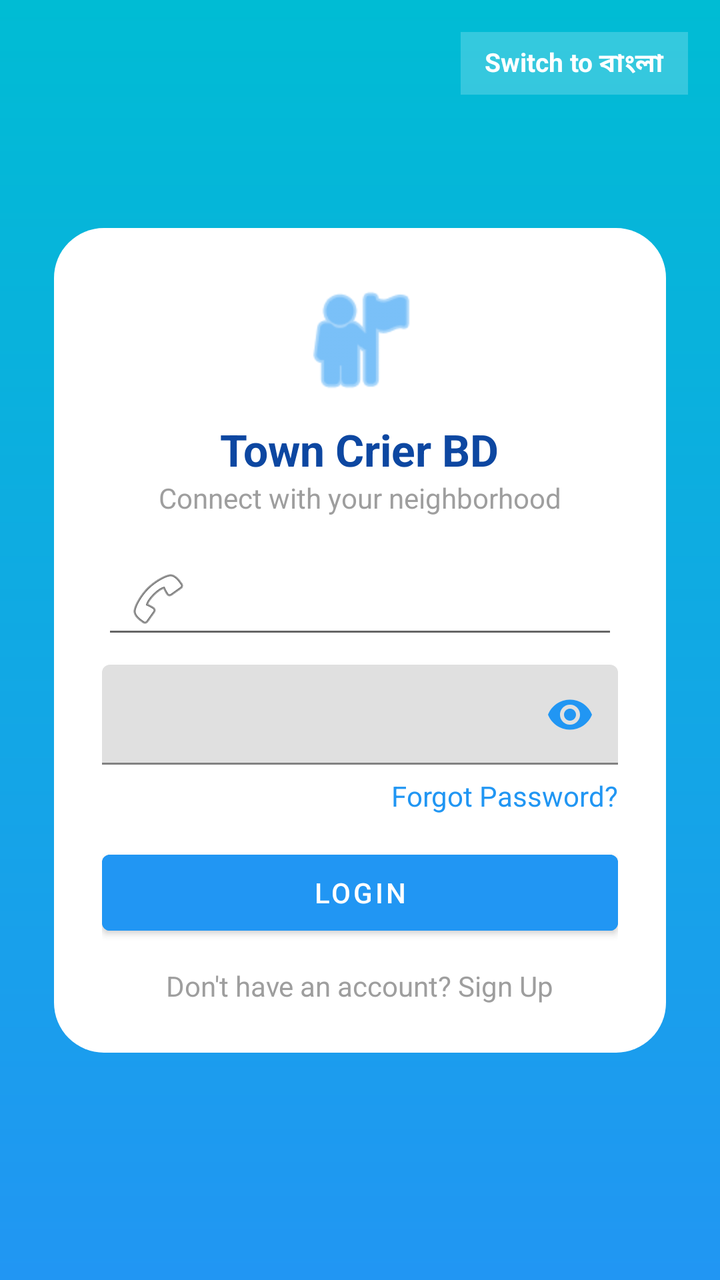
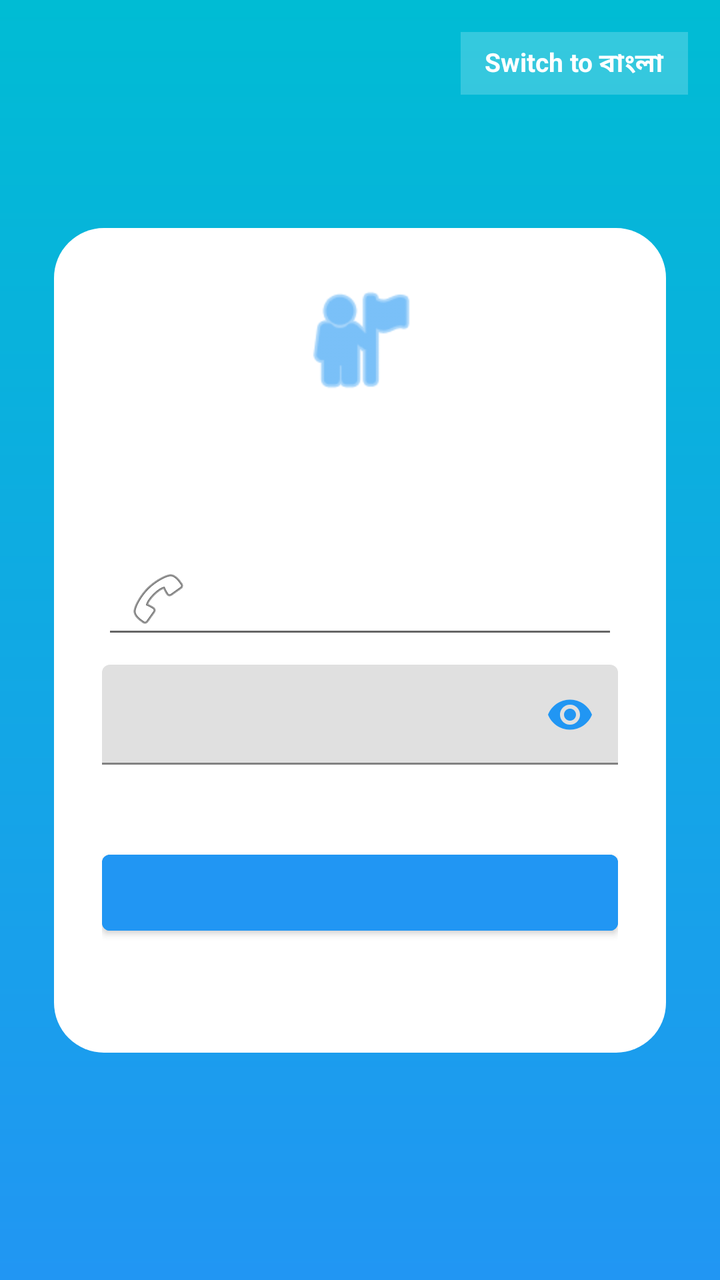

Screens rendered from an Android XML layout before and after an edit, with the pre-edit source and the edit as a unified diff.
<!-- AndroidManifest.xml: application theme Theme.TownCrierBD -->
<!-- res/layout/activity_login.xml -->
<?xml version="1.0" encoding="utf-8"?>
<androidx.constraintlayout.widget.ConstraintLayout
    xmlns:android="http://schemas.android.com/apk/res/android"
    xmlns:app="http://schemas.android.com/apk/res-auto"
    android:layout_width="match_parent"
    android:layout_height="match_parent"
    android:background="@drawable/bg_gradient">

    
    <TextView
        android:id="@+id/tvLangToggle"
        android:layout_width="wrap_content"
        android:layout_height="wrap_content"
        android:text="Switch to বাংলা"
        android:textColor="#FFFFFF"
        android:textSize="13sp"
        android:textStyle="bold"
        android:background="#33FFFFFF"
        android:paddingStart="12dp"
        android:paddingEnd="12dp"
        android:paddingTop="6dp"
        android:paddingBottom="6dp"
        android:clickable="true"
        android:focusable="true"
        app:layout_constraintTop_toTopOf="parent"
        app:layout_constraintEnd_toEndOf="parent"
        android:layout_marginTop="16dp"
        android:layout_marginEnd="16dp"/>

    <LinearLayout
        android:id="@+id/loginCard"
        android:layout_width="0dp"
        android:layout_height="wrap_content"
        android:orientation="vertical"
        android:gravity="center"
        android:background="@drawable/bg_card"
        android:padding="24dp"
        app:layout_constraintWidth_percent="0.85"
        app:layout_constraintTop_toTopOf="parent"
        app:layout_constraintBottom_toBottomOf="parent"
        app:layout_constraintStart_toStartOf="parent"
        app:layout_constraintEnd_toEndOf="parent">

        <ImageView
            android:layout_width="64dp"
            android:layout_height="64dp"
            android:src="@android:drawable/ic_menu_myplaces"
            app:tint="@color/blue_start"
            android:contentDescription="@string/app_name" />

        <TextView
            android:id="@+id/tvAppName"
            android:layout_width="wrap_content"
            android:layout_height="wrap_content"
            android:text="Town Crier BD"
            android:textColor="@color/text_primary"
            android:textStyle="bold"
            android:textSize="22sp"
            android:layout_marginTop="8dp" />

        <TextView
            android:id="@+id/tvSubtitle"
            android:layout_width="wrap_content"
            android:layout_height="wrap_content"
            android:text="Connect with your neighborhood"
            android:textColor="@color/hint_gray"
            android:layout_marginBottom="16dp" />

        
        <EditText
            android:id="@+id/etEmail"
            android:layout_width="match_parent"
            android:layout_height="50dp"
            android:drawableStart="@android:drawable/ic_menu_call"
            android:inputType="text"
            android:padding="12dp" />

        
        <com.google.android.material.textfield.TextInputLayout
            android:id="@+id/tilPassword"
            android:layout_width="match_parent"
            android:layout_height="wrap_content"
            app:endIconMode="password_toggle"
            app:endIconTint="@color/blue_start"
            android:layout_marginTop="8dp">

            <com.google.android.material.textfield.TextInputEditText
                android:id="@+id/etPassword"
                android:layout_width="match_parent"
                android:layout_height="50dp"
                android:inputType="textPassword"
                android:padding="12dp" />
        </com.google.android.material.textfield.TextInputLayout>

        <TextView
            android:id="@+id/tvForgotPassword"
            android:layout_width="wrap_content"
            android:layout_height="wrap_content"
            android:text="Forgot Password?"
            android:textColor="@color/blue_start"
            android:layout_gravity="end"
            android:layout_marginTop="6dp"
            android:clickable="true"
            android:focusable="true"/>

        <Button
            android:id="@+id/btnLogin"
            android:layout_width="match_parent"
            android:layout_height="50dp"
            android:text="Login"
            android:textColor="@color/white"
            android:backgroundTint="@color/blue_start"
            android:layout_marginTop="14dp" />

        <TextView
            android:id="@+id/tvGotoSignup"
            android:layout_width="wrap_content"
            android:layout_height="wrap_content"
            android:text="Don't have an account? Sign Up"
            android:textColor="@color/hint_gray"
            android:layout_marginTop="12dp" />

    </LinearLayout>

</androidx.constraintlayout.widget.ConstraintLayout>
<!-- resources referenced by this layout -->
<resources>
  <color name="blue_start">#2196F3</color>
  <color name="hint_gray">#9E9E9E</color>
  <color name="text_primary">#0D47A1</color>
  <color name="white">#FFFFFF</color>
  <!-- drawable bg_card (drawable) -->
  <shape xmlns:android="http://schemas.android.com/apk/res/android">
      <solid android:color="@color/white"/>
      <corners android:radius="25dp"/>
      <padding
          android:left="20dp"
          android:top="20dp"
          android:right="20dp"
          android:bottom="20dp"/>
  </shape>
  <!-- drawable bg_gradient (drawable) -->
  <shape xmlns:android="http://schemas.android.com/apk/res/android" android:shape="rectangle">
      <gradient
          android:startColor="@color/blue_start"
          android:endColor="@color/blue_end"
          android:angle="90"/>
  </shape>
  <string name="app_name">TownCrierBD</string>
  <style name="Theme.TownCrierBD" parent="Theme.MaterialComponents.Light.NoActionBar">
  
          <item name="colorPrimary">@color/blue_end</item>
          <item name="colorPrimaryVariant">@color/blue_start</item>
          <item name="colorOnPrimary">@color/white</item>
  
          <item name="colorSecondary">@color/blue_start</item>
          <item name="colorSecondaryVariant">@color/blue_end</item>
          <item name="colorOnSecondary">@color/white</item>
  
          <item name="android:forceDarkAllowed" tools:targetApi="q">false</item>
  
          <item name="android:statusBarColor">@color/blue_start</item>
          <item name="android:navigationBarColor">@color/blue_start</item>
  
          <item name="spinnerStyle">@style/TownCrierBD.SpinnerStyle</item>
      </style>
  <color name="blue_end">#00BCD4</color>
  <style name="TownCrierBD.SpinnerStyle" parent="Widget.AppCompat.Spinner">
      <item name="android:popupBackground">@drawable/bg_spinner_popup_white</item>
          <item name="popupTheme">@style/TownCrierBD.PopupTheme</item>
      </style>
  <!-- drawable bg_spinner_popup_white (drawable) -->
  <?xml version="1.0" encoding="utf-8"?>
  <shape xmlns:android="http://schemas.android.com/apk/res/android">
      <solid android:color="#FFFFFF"/>
      <corners android:radius="16dp"/>
      <padding
          android:left="8dp"
          android:top="8dp"
          android:right="8dp"
          android:bottom="8dp"/>
  </shape>
  <style name="TownCrierBD.PopupTheme" parent="ThemeOverlay.MaterialComponents.Light">
          <item name="android:popupBackground">@drawable/bg_spinner_popup_white</item>
      </style>
</resources>

<!-- the commit's change to res/layout/activity_login.xml (unified diff, before → after) -->
@@ -48,21 +48,21 @@
             app:tint="@color/blue_start"
             android:contentDescription="@string/app_name" />
 
+        
         <TextView
             android:id="@+id/tvAppName"
             android:layout_width="wrap_content"
             android:layout_height="wrap_content"
-            android:text="Town Crier BD"
             android:textColor="@color/text_primary"
             android:textStyle="bold"
             android:textSize="22sp"
             android:layout_marginTop="8dp" />
 
+        
         <TextView
             android:id="@+id/tvSubtitle"
             android:layout_width="wrap_content"
             android:layout_height="wrap_content"
-            android:text="Connect with your neighborhood"
             android:textColor="@color/hint_gray"
             android:layout_marginBottom="16dp" />
 
@@ -92,31 +92,31 @@
                 android:padding="12dp" />
         </com.google.android.material.textfield.TextInputLayout>
 
+        
         <TextView
             android:id="@+id/tvForgotPassword"
             android:layout_width="wrap_content"
             android:layout_height="wrap_content"
-            android:text="Forgot Password?"
             android:textColor="@color/blue_start"
             android:layout_gravity="end"
             android:layout_marginTop="6dp"
             android:clickable="true"
             android:focusable="true"/>
 
+        
         <Button
             android:id="@+id/btnLogin"
             android:layout_width="match_parent"
             android:layout_height="50dp"
-            android:text="Login"
             android:textColor="@color/white"
             android:backgroundTint="@color/blue_start"
             android:layout_marginTop="14dp" />
 
+        
         <TextView
             android:id="@+id/tvGotoSignup"
             android:layout_width="wrap_content"
             android:layout_height="wrap_content"
-            android:text="Don't have an account? Sign Up"
             android:textColor="@color/hint_gray"
             android:layout_marginTop="12dp" />
 
